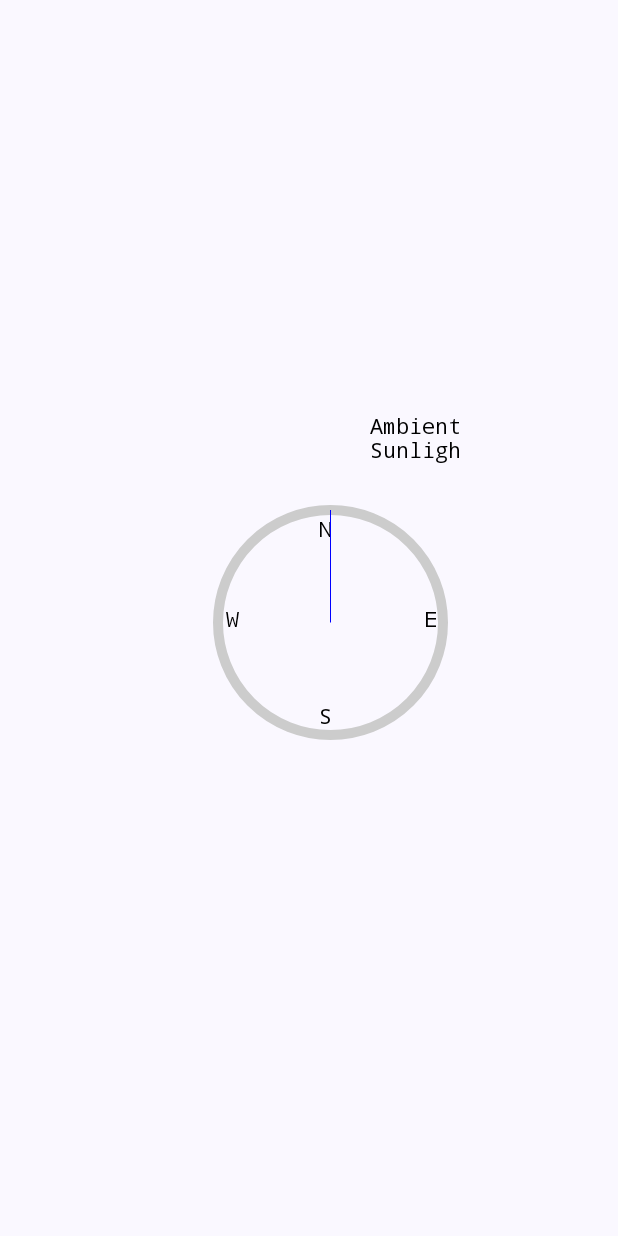
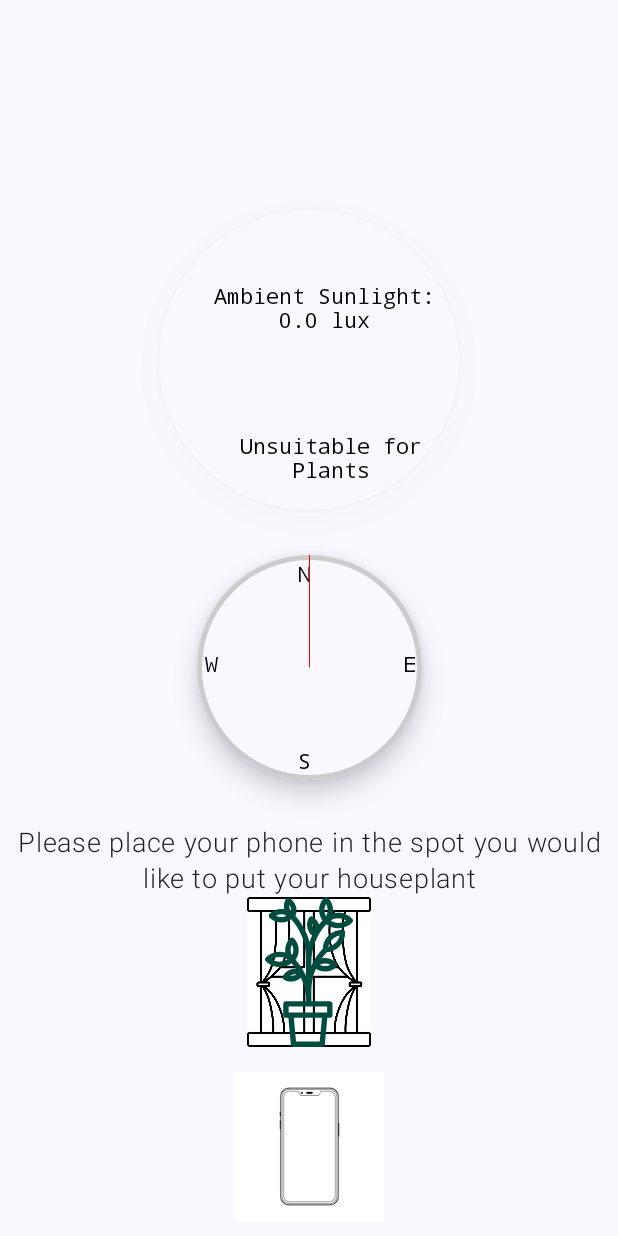
Before and after one commit to bomeisl/Gukura, an Android app built with Jetpack Compose: the composable MeasurementScreen shown on its own in the app's theme, on a phone screen of 412 x 824 dp. Run offline under Robolectric (Android 15) with nearby library versions, the phone set to English and light mode, and no system bars; network calls fail; 1 statement that could not run was skipped.

Commit message:
Made all compose canvases and animations pixel density independent so they will render the same way on devices with different resolutions. Tutorial animations added to measurements screen.

```diff
--- a/app/src/main/java/com/kbomeisl/gukura/ui/common/GeomagneticSensorCard.kt
+++ b/app/src/main/java/com/kbomeisl/gukura/ui/common/GeomagneticSensorCard.kt
@@ -8,6 +8,7 @@ import androidx.compose.foundation.layout.Spacer
 import androidx.compose.foundation.layout.fillMaxWidth
 import androidx.compose.foundation.layout.size
 import androidx.compose.foundation.layout.width
+import androidx.compose.foundation.shape.CircleShape
 import androidx.compose.material3.Surface
 import androidx.compose.runtime.Composable
 import androidx.compose.ui.Alignment
@@ -51,8 +52,8 @@ fun GeomagneticSensorCard(
     val eastYOffset = 65.dp
     val westXOffset = 5.dp
     val westYOffset = 65.dp
+    Surface(shadowElevation = 10.dp, shape = CircleShape) {
         Row(horizontalArrangement = Arrangement.Center) {
-    Spacer(Modifier.width(120.dp))
             Canvas(
                 modifier = Modifier.size(canvasSize),
                 onDraw = {
@@ -97,8 +98,8 @@ Row(horizontalArrangement = Arrangement.Center) {
                         )
                         drawLine(
                             brush = Brush.linearGradient(
-                        0.0f to Color.Blue,
-                        0.4f to Color.Blue,
+                                0.0f to Color.Red,
+                                0.4f to Color.Red,
                                 tileMode = TileMode.Clamp,
                             ),
                             start = Offset(needleStart.toPx(), needleStart.toPx()),
@@ -112,3 +113,4 @@ Row(horizontalArrangement = Arrangement.Center) {
             )
         }
     }
+}
--- a/app/src/main/java/com/kbomeisl/gukura/ui/common/SunlightSensorCard.kt
+++ b/app/src/main/java/com/kbomeisl/gukura/ui/common/SunlightSensorCard.kt
@@ -2,11 +2,18 @@ package com.kbomeisl.gukura.ui.common
 
 import android.hardware.lights.Light
 import androidx.compose.foundation.Canvas
+import androidx.compose.foundation.layout.Arrangement
+import androidx.compose.foundation.layout.Row
+import androidx.compose.foundation.layout.Spacer
 import androidx.compose.foundation.layout.size
+import androidx.compose.foundation.shape.CircleShape
+import androidx.compose.material3.Surface
 import androidx.compose.runtime.Composable
 import androidx.compose.runtime.mutableStateOf
 import androidx.compose.runtime.remember
+import androidx.compose.ui.Alignment
 import androidx.compose.ui.Modifier
+import androidx.compose.ui.draw.clip
 import androidx.compose.ui.geometry.Offset
 import androidx.compose.ui.graphics.drawscope.drawIntoCanvas
 import androidx.compose.ui.text.TextStyle
@@ -44,9 +51,22 @@ fun SunlightSensorCard(
             }
         }
     }
-
+    val canvasSize = 200.dp
+    val textXOffest = 20.dp
+    val textYOffset = 50.dp
+    val textXOffest2 = 30.dp
+    val textYOffset2 = 150.dp
+    val sunOffsetX = 100.dp
+    val sunOffsetY = 100.dp
+    Surface(
+        modifier = Modifier
+            .size(canvasSize),
+        shadowElevation = 10.dp,
+        shape = CircleShape
+    ) {
+        Row(horizontalArrangement = Arrangement.Center) {
             Canvas(
-        modifier = Modifier.size(300.dp),
+                modifier = Modifier.size(canvasSize),
                 onDraw = {
                     drawIntoCanvas { canvas ->
                         //sunlight gauge
@@ -54,19 +74,25 @@ fun SunlightSensorCard(
                             color = sunOrange,
                             radius = 230f,
                             alpha = lightLevelState.value / 4000,
-                    center = Offset(500f, 500f)
+                            center = Offset(sunOffsetX.toPx(), sunOffsetY.toPx())
                         )
                         drawText(
                             textMeasurer = textMeasurer,
                             text = "Ambient Sunlight: " + lightLevelState.value.toString() + " lux",
-                    style = TextStyle(fontFamily = FontFamily.Monospace, textAlign = TextAlign.Center),
-                    topLeft = Offset(350f, 400f)
+                            style = TextStyle(
+                                fontFamily = FontFamily.Monospace,
+                                textAlign = TextAlign.Center
+                            ),
+                            topLeft = Offset(textXOffest.toPx(), textYOffset.toPx())
                         )
                         drawText(
                             textMeasurer = textMeasurer,
                             text = lightCondition.value,
-                    style = TextStyle(fontFamily = FontFamily.Monospace, textAlign = TextAlign.Center),
-                    topLeft = Offset(350f, 550f)
+                            style = TextStyle(
+                                fontFamily = FontFamily.Monospace,
+                                textAlign = TextAlign.Center
+                            ),
+                            topLeft = Offset(textXOffest2.toPx(), textYOffset2.toPx())
                         )
                         canvas.save()
                         canvas.restore()
@@ -74,3 +100,5 @@ fun SunlightSensorCard(
                 }
             )
         }
+    }
+}
--- a/app/src/main/java/com/kbomeisl/gukura/ui/screens/MeasurementScreen.kt
+++ b/app/src/main/java/com/kbomeisl/gukura/ui/screens/MeasurementScreen.kt
@@ -1,7 +1,15 @@
 package com.kbomeisl.gukura.ui.screens
 
 import android.annotation.SuppressLint
+import android.widget.Space
+import androidx.compose.animation.AnimatedVisibility
+import androidx.compose.animation.core.Animatable
+import androidx.compose.animation.core.animateDpAsState
+import androidx.compose.animation.core.animateFloatAsState
+import androidx.compose.animation.core.infiniteRepeatable
+import androidx.compose.animation.core.tween
 import androidx.compose.foundation.Image
+import androidx.compose.foundation.clickable
 import androidx.compose.foundation.layout.Arrangement
 import androidx.compose.foundation.layout.Box
 import androidx.compose.foundation.layout.Column
@@ -12,18 +20,37 @@ import androidx.compose.foundation.layout.fillMaxSize
 import androidx.compose.foundation.layout.fillMaxWidth
 import androidx.compose.foundation.layout.height
 import androidx.compose.foundation.layout.padding
+import androidx.compose.foundation.layout.size
+import androidx.compose.foundation.shape.CircleShape
+import androidx.compose.foundation.shape.RoundedCornerShape
+import androidx.compose.material3.Button
+import androidx.compose.material3.ButtonDefaults
+import androidx.compose.material3.Icon
+import androidx.compose.material3.IconButton
+import androidx.compose.material3.IconButtonDefaults
 import androidx.compose.material3.SnackbarHostState
 import androidx.compose.material3.Surface
 import androidx.compose.material3.Text
+import androidx.compose.material3.TextButton
 import androidx.compose.runtime.Composable
 import androidx.compose.runtime.LaunchedEffect
 import androidx.compose.runtime.collectAsState
+import androidx.compose.runtime.getValue
+import androidx.compose.runtime.mutableStateOf
+import androidx.compose.runtime.remember
 import androidx.compose.ui.Alignment
 import androidx.compose.ui.Modifier
+import androidx.compose.ui.draw.alpha
+import androidx.compose.ui.draw.shadow
 import androidx.compose.ui.graphics.Color
 import androidx.compose.ui.layout.ContentScale
 import androidx.compose.ui.res.painterResource
+import androidx.compose.ui.text.font.FontFamily
+import androidx.compose.ui.text.font.FontWeight
+import androidx.compose.ui.text.style.TextAlign
+import androidx.compose.ui.unit.Dp
 import androidx.compose.ui.unit.dp
+import androidx.compose.ui.unit.sp
 import androidx.lifecycle.compose.collectAsStateWithLifecycle
 import androidx.navigation.NavHostController
 import com.kbomeisl.gukura.R
@@ -35,7 +62,11 @@ import com.kbomeisl.gukura.ui.common.SensorCard
 import com.kbomeisl.gukura.ui.common.SunlightSensorCard
 import com.kbomeisl.gukura.ui.common.TemperatureSensorCard
 import com.kbomeisl.gukura.ui.models.GukuraTopAppBar
+import com.kbomeisl.gukura.ui.theme.forestGreen
+import com.kbomeisl.gukura.ui.theme.nightBlue
+import com.kbomeisl.gukura.ui.theme.skyBlue
 import com.kbomeisl.gukura.ui.viewmodels.MeasurementViewModel
+import kotlinx.coroutines.delay
 import kotlinx.coroutines.flow.MutableStateFlow
 import org.koin.androidx.compose.koinViewModel
 
@@ -47,6 +78,24 @@ fun MeasurementScreen(
     snackbarHostState: SnackbarHostState,
     gardenName: String = ""
 ) {
+    val enableAnimation1 = remember { mutableStateOf(false) }
+    val enableAnimation2 = remember { mutableStateOf(false) }
+    val animatedFloat by animateDpAsState(
+        targetValue = if (enableAnimation1.value) 0.dp else 80.dp,
+        animationSpec = tween(durationMillis = 5000)
+    )
+    val animatedFloat2 by animateFloatAsState(
+        targetValue = if (enableAnimation2.value) 1f else 0f,
+        animationSpec = tween(3000)
+    )
+
+    LaunchedEffect(Unit) {
+        enableAnimation1.value = !enableAnimation1.value
+        delay(6000)
+        enableAnimation2.value = !enableAnimation2.value
+    }
+    val active = remember { mutableStateOf(false) }
+    val spacer: Dp by animateDpAsState(if (active.value) 0.dp else 30.dp)
     LaunchedEffect(Unit) {
         measurementViewModel.initializeLightMeasurements()
         measurementViewModel.populateGardenList()
@@ -57,7 +106,7 @@ fun MeasurementScreen(
         horizontalAlignment = Alignment.CenterHorizontally,
         verticalArrangement = Arrangement.Center
     ) {
-
+        Spacer(Modifier.height(130.dp))
         SunlightSensorCard(
             lightLevel = measurementViewModel.lightEventListener.light
         )
@@ -65,6 +114,45 @@ fun MeasurementScreen(
         GeomagneticSensorCard(
             magneticOrientation = measurementViewModel.heading
         )
-
+        Spacer(Modifier.height(30.dp))
+        Text(
+            "Please place your phone in the spot you would like to put your houseplant",
+            textAlign = TextAlign.Center,
+            fontWeight = FontWeight.Light,
+            fontFamily = FontFamily.SansSerif,
+            fontSize = 18.sp
+        )
+            Box() {
+                Image(
+                    painter = painterResource(R.drawable.window),
+                    "",
+                    Modifier.size(100.dp)
+                )
+                Icon(
+                    painter = painterResource(R.drawable.plant),
+                    "",
+                    Modifier.size(100.dp),
+                    tint = forestGreen
+                )
+            }
+            Spacer(Modifier.height(animatedFloat))
+            Image(painter = painterResource(R.drawable.phone), "")
+            Surface(Modifier.alpha(animatedFloat2)) {
+                Column(horizontalAlignment = Alignment.CenterHorizontally) {
+                    Icon(
+                        painter = painterResource(R.drawable.sensor),
+                        "",
+                        tint = nightBlue,
+                        modifier = Modifier.size(60.dp).clickable {  }
+                    )
+                    Text(
+                        "Then press the above button to measure the ambient sunlight and direction that the windows are facing in this room",
+                        textAlign = TextAlign.Center,
+                        fontWeight = FontWeight.Light,
+                        fontFamily = FontFamily.SansSerif,
+                        fontSize = 18.sp
+                    )
+                }
+            }
     }
 }
```
Also changed, not shown: app/src/main/res/drawable/phone.png (added), app/src/main/res/drawable/window.jpg (added). Lines whose indentation alone changed are shown as unchanged.
